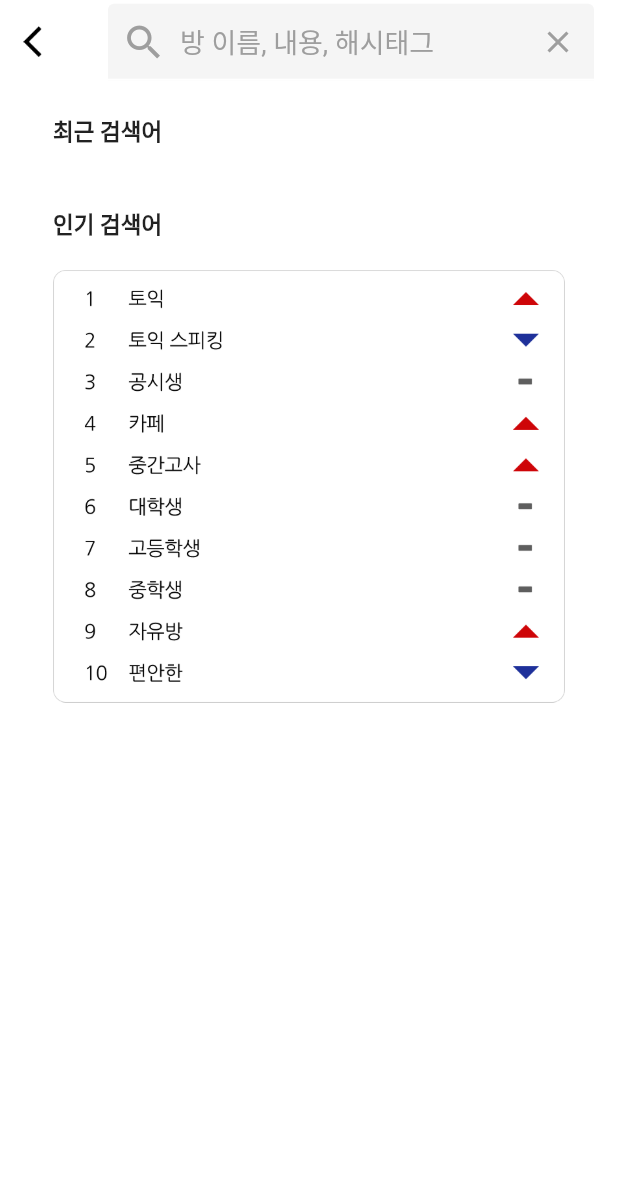
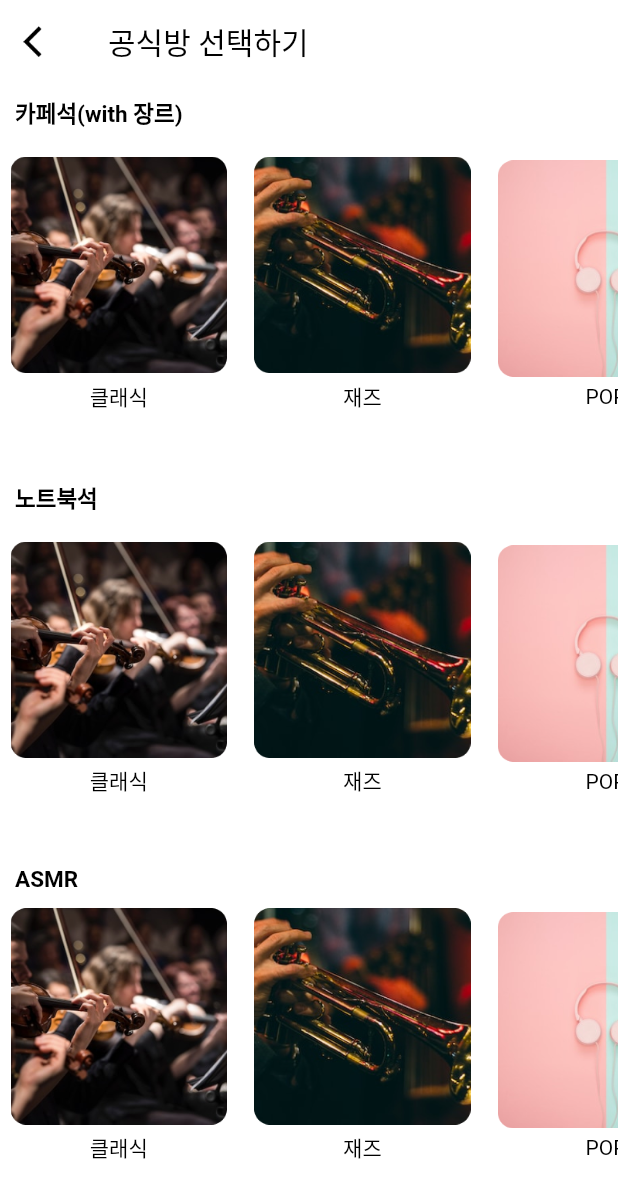
Before and after one commit to threeJob/withUs, a Flutter app: the screen it shows after launch, on a phone screen of 412 x 824 dp. Shown: the top 1198 px of the screen. Run offline on Flutter 3.47's test engine with Material 2 defaults, Android fonts, the phone set to English and light mode, and no system bars; our stand-ins replace dio, flutter_dotenv, get, webview_flutter; missing offline and left inert: flutter_naver_login, kakao_flutter_sdk, kakao_flutter_sdk_common, kakao_flutter_sdk_user.

Commit message:
feat: public screen UI

```diff
--- a/lib/main.dart
+++ b/lib/main.dart
@@ -7,6 +7,7 @@ import 'package:with_us/screens/auth/welcome_screen.dart';
 import 'package:with_us/screens/first/first_screen.dart';
 import 'package:with_us/screens/home/home_screen.dart';
 import 'package:with_us/screens/login/login_screen.dart';
+import 'package:with_us/screens/public/public_screen.dart';
 import 'package:with_us/screens/search/search_screen.dart';
 import 'package:with_us/screens/splash/splash_screen.dart';
 import 'package:kakao_flutter_sdk/kakao_flutter_sdk.dart';
@@ -38,7 +39,7 @@ class MyApp extends StatelessWidget {
           return GetMaterialApp(
             title: 'withUs',
             // initialRoute: '/firstScreen',
-            initialRoute: '/searchScreen',
+            initialRoute: '/publicScreen',
             getPages: [
               GetPage(name: '/loginScreen', page: () => LoginScreen()),
               GetPage(name: '/firstScreen', page: () => const FirstScreen()),
@@ -46,7 +47,8 @@ class MyApp extends StatelessWidget {
               GetPage(name: '/authScreen', page: () => AuthScreen()),
               GetPage(name: '/userScreen', page: () => UserScreen()),
               GetPage(name: '/homeScreen', page: () => HomeScreen()),
-              GetPage(name: '/searchScreen', page: () => const SearchScreen())
+              GetPage(name: '/searchScreen', page: () => const SearchScreen()),
+              GetPage(name: '/publicScreen', page: () => const PublicScreen())
             ],
             theme: ThemeData(
               primarySwatch: _createMaterialColor(kMainColor),
--- /dev/null
+++ b/lib/screens/public/comonents/public_contents.dart
@@ -0,0 +1,86 @@
+import 'package:flutter/src/widgets/framework.dart';
+import 'package:flutter/src/widgets/placeholder.dart';
+import 'package:flutter/material.dart';
+import 'package:get/get.dart';
+
+class PublicContents extends StatelessWidget {
+  const PublicContents({super.key});
+
+  @override
+  Widget build(BuildContext context) {
+    return SingleChildScrollView(
+      scrollDirection: Axis.horizontal,
+      child: Row(
+        children: <Widget>[
+          Contents(
+            title: "클래식",
+            image: "assets/images/contents_classic.png",
+            press: () {},
+          ),
+          SizedBox(
+            width: Get.width * 0.01,
+          ),
+          Contents(
+            title: "재즈",
+            image: "assets/images/contents_jazz.png",
+            press: () {},
+          ),
+          SizedBox(
+            width: Get.width * 0.01,
+          ),
+          Contents(
+            title: "POP",
+            image: "assets/images/contents_pop.png",
+            press: () {},
+          ),
+          SizedBox(
+            width: Get.width * 0.01,
+          ),
+        ],
+      ),
+    );
+  }
+}
+
+class Contents extends StatelessWidget {
+  const Contents({
+    Key? key,
+    required this.image,
+    required this.title,
+    required this.press,
+  }) : super(key: key);
+
+  final String image;
+  final String title;
+  final VoidCallback press;
+
+  @override
+  Widget build(BuildContext context) {
+    return Container(
+      margin: const EdgeInsets.only(
+        left: 5,
+        right: 5,
+        top: 5,
+        bottom: 5,
+      ),
+      width: Get.width * 0.36,
+      child: GestureDetector(
+          onTap: press,
+          child: Container(
+            child: Column(
+                crossAxisAlignment: CrossAxisAlignment.center,
+                children: <Widget>[
+                  const SizedBox(height: 5),
+                  Container(
+                    child: Image.asset(image),
+                    width: Get.width * 0.35,
+                  ),
+                  const SizedBox(height: 5),
+                  Text(title,
+                      style: const TextStyle(color: Colors.black),
+                      textAlign: TextAlign.center),
+                ]),
+          )),
+    );
+  }
+}
--- /dev/null
+++ b/lib/screens/public/public_screen.dart
@@ -0,0 +1,82 @@
+import 'package:flutter/material.dart';
+import 'package:get/get.dart';
+
+import 'comonents/public_contents.dart';
+
+class PublicScreen extends StatelessWidget {
+  const PublicScreen({super.key});
+
+  @override
+  Widget build(BuildContext context) {
+    var screenWidth = MediaQuery.of(context).size.width;
+    var screenHeight = MediaQuery.of(context).size.height;
+    return Scaffold(
+        backgroundColor: Colors.white,
+        appBar: AppBar(
+          elevation: 0,
+          backgroundColor: Colors.white,
+          title: const Text("공식방 선택하기", style: TextStyle(color: Colors.black)),
+          leading: IconButton(
+            icon: Image.asset(
+              "assets/images/back_icon.png",
+              width: screenWidth * 0.06,
+            ),
+            onPressed: () => Get.back(),
+          ),
+        ),
+        body: SingleChildScrollView(
+            child: Column(
+          crossAxisAlignment: CrossAxisAlignment.start,
+          children: <Widget>[
+            SizedBox(
+              height: Get.height * 0.01,
+            ),
+            const Padding(
+              padding: EdgeInsets.symmetric(horizontal: 10),
+              child: Text('카페석(with 장르)',
+                  style: TextStyle(
+                      color: Colors.black,
+                      fontWeight: FontWeight.bold,
+                      fontSize: 15),
+                  textAlign: TextAlign.left),
+            ),
+            SizedBox(
+              height: screenHeight * 0.01,
+            ),
+            const PublicContents(),
+            SizedBox(
+              height: screenHeight * 0.05,
+            ),
+            const Padding(
+              padding: EdgeInsets.symmetric(horizontal: 10),
+              child: Text('노트북석',
+                  style: TextStyle(
+                      color: Colors.black,
+                      fontWeight: FontWeight.bold,
+                      fontSize: 15),
+                  textAlign: TextAlign.left),
+            ),
+            SizedBox(
+              height: screenHeight * 0.01,
+            ),
+            const PublicContents(),
+            SizedBox(
+              height: screenHeight * 0.05,
+            ),
+            const Padding(
+              padding: EdgeInsets.symmetric(horizontal: 10),
+              child: Text('ASMR',
+                  style: TextStyle(
+                      color: Colors.black,
+                      fontWeight: FontWeight.bold,
+                      fontSize: 15),
+                  textAlign: TextAlign.left),
+            ),
+            const PublicContents(),
+            SizedBox(
+              height: screenHeight * 0.05,
+            ),
+          ],
+        )));
+  }
+}
```
Also changed, not shown: assets/images/contents_classic.png (added), assets/images/contents_jazz.png (added), assets/images/contents_pop.png (added).
